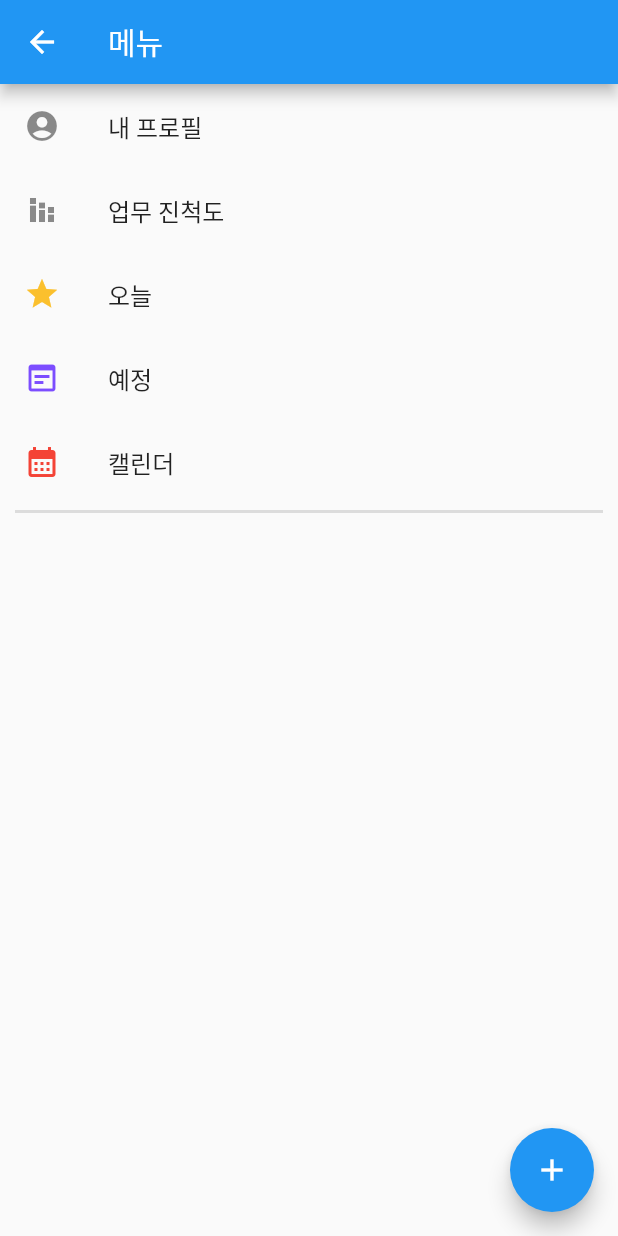
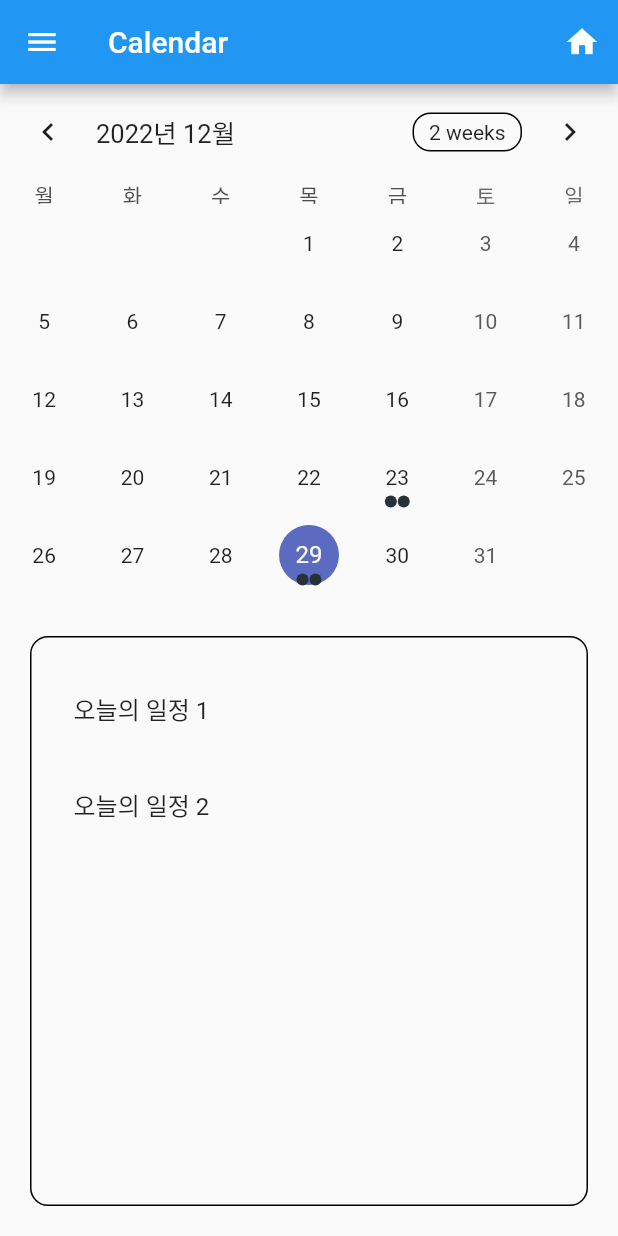
Before and after one commit to KastanEr/To-do-List-App, a Flutter app: the MenuPage screen opened by its route, after a tap on "캘린더", on a phone screen of 412 x 824 dp. Run offline on Flutter 3.47's test engine with Material 2 defaults, Android fonts, the light colour scheme and no system bars; drawn by our look-alikes of table_calendar; our stand-ins replace cloud_firestore, firebase_core; accounts and stored records are empty.

Commit message:
add_calender

```diff
--- /dev/null
+++ b/lib/calender.dart
@@ -0,0 +1,194 @@
+// Copyright 2019 Aleksander Woźniak
+// SPDX-License-Identifier: Apache-2.0
+
+import 'package:flutter/material.dart';
+import 'package:table_calendar/table_calendar.dart';
+import 'package:todolist/home.dart';
+import 'package:todolist/menu.dart';
+
+import 'package:todolist/calender/util.dart';
+
+class CalendarPage extends StatefulWidget {
+  @override
+  _CalendarPageState createState() => _CalendarPageState();
+}
+
+class _CalendarPageState extends State<CalendarPage> {
+  late final ValueNotifier<List<Event>> _selectedEvents;
+  CalendarFormat _calendarFormat = CalendarFormat.month;
+  RangeSelectionMode _rangeSelectionMode = RangeSelectionMode
+      .toggledOff; // Can be toggled on/off by longpressing a date
+  DateTime _focusedDay = DateTime.now();
+  DateTime? _selectedDay;
+  DateTime? _rangeStart;
+  DateTime? _rangeEnd;
+
+  @override
+  void initState() {
+    super.initState();
+
+    _selectedDay = _focusedDay;
+    _selectedEvents = ValueNotifier(_getEventsForDay(_selectedDay!));
+  }
+
+  @override
+  void dispose() {
+    _selectedEvents.dispose();
+    super.dispose();
+  }
+
+  List<Event> _getEventsForDay(DateTime day) {
+    // Implementation example
+    return kEvents[day] ?? [];
+  }
+
+  List<Event> _getEventsForRange(DateTime start, DateTime end) {
+    // Implementation example
+    final days = daysInRange(start, end);
+
+    return [
+      for (final d in days) ..._getEventsForDay(d),
+    ];
+  }
+
+  void _onDaySelected(DateTime selectedDay, DateTime focusedDay) {
+    if (!isSameDay(_selectedDay, selectedDay)) {
+      setState(() {
+        _selectedDay = selectedDay;
+        _focusedDay = focusedDay;
+        _rangeStart = null; // Important to clean those
+        _rangeEnd = null;
+        _rangeSelectionMode = RangeSelectionMode.toggledOff;
+      });
+
+      _selectedEvents.value = _getEventsForDay(selectedDay);
+    }
+  }
+
+  void _onRangeSelected(DateTime? start, DateTime? end, DateTime focusedDay) {
+    setState(() {
+      _selectedDay = null;
+      _focusedDay = focusedDay;
+      _rangeStart = start;
+      _rangeEnd = end;
+      _rangeSelectionMode = RangeSelectionMode.toggledOn;
+    });
+
+    // `start` or `end` could be null
+    if (start != null && end != null) {
+      _selectedEvents.value = _getEventsForRange(start, end);
+    } else if (start != null) {
+      _selectedEvents.value = _getEventsForDay(start);
+    } else if (end != null) {
+      _selectedEvents.value = _getEventsForDay(end);
+    }
+  }
+
+  @override
+  Widget build(BuildContext context) {
+    return Scaffold(
+      appBar: AppBar(
+        leading: IconButton(
+          icon: const Icon(
+            Icons.menu,
+            semanticLabel: 'menu',
+          ),
+          onPressed: () {
+            Navigator.push(
+              context,
+              MaterialPageRoute(builder: (context) => const MenuPage()),
+            );
+          },
+        ),
+        title: Text('Calendar'),
+
+        actions: <Widget> [
+          IconButton(
+            icon: const Icon(
+              Icons.home,
+              semanticLabel: 'home',
+            ),
+            onPressed: () {
+              print('home');
+              Navigator.push(
+                context,
+                MaterialPageRoute(builder: (context) => const HomePage()),
+              );
+            },
+          ),
+        ],
+      ),
+      body: Column(
+        children: [
+          TableCalendar<Event>(
+            locale: 'ko_KR',
+            firstDay: kFirstDay,
+            lastDay: kLastDay,
+            focusedDay: _focusedDay,
+            selectedDayPredicate: (day) => isSameDay(_selectedDay, day),
+            rangeStartDay: _rangeStart,
+            rangeEndDay: _rangeEnd,
+            calendarFormat: _calendarFormat,
+            rangeSelectionMode: _rangeSelectionMode,
+            eventLoader: _getEventsForDay,
+            startingDayOfWeek: StartingDayOfWeek.monday,
+            calendarStyle: CalendarStyle(
+              // Use `CalendarStyle` to customize the UI
+              outsideDaysVisible: false,
+            ),
+            onDaySelected: _onDaySelected,
+            onRangeSelected: _onRangeSelected,
+            onFormatChanged: (format) {
+              if (_calendarFormat != format) {
+                setState(() {
+                  _calendarFormat = format;
+                });
+              }
+            },
+            onPageChanged: (focusedDay) {
+              _focusedDay = focusedDay;
+            },
+          ),
+          const SizedBox(height: 8.0),
+          Expanded(
+
+              child:
+              Container(
+
+                margin: EdgeInsets.all(20),
+                padding: EdgeInsets.only(top: 15,bottom: 15),
+
+
+
+                decoration: BoxDecoration(
+                  border: Border.all(),
+                  borderRadius: BorderRadius.circular(12.0),
+                ),
+                child: ValueListenableBuilder<List<Event>>(
+                  valueListenable: _selectedEvents,
+                  builder: (context, value, _) {
+                    return ListView.builder(
+                      itemCount: value.length,
+                      itemBuilder: (context, index) {
+                        return Container(
+                          margin: const EdgeInsets.symmetric(
+                            horizontal: 12.0,
+                            vertical: 4.0,
+                          ),
+
+                          child: ListTile(
+                            onTap: () => print('${value[index]}'),
+                            title: Text('${value[index]}'),
+                          ),
+                        );
+                      },
+                    );
+                  },
+                ),
+              )
+          ),
+        ],
+      ),
+    );
+  }
+}
--- /dev/null
+++ b/lib/calender/util.dart
@@ -0,0 +1,66 @@
+// Copyright 2019 Aleksander Woźniak
+// SPDX-License-Identifier: Apache-2.0
+import 'dart:collection';
+import 'package:flutter/material.dart';
+import 'package:table_calendar/table_calendar.dart';
+
+/// Example event class.
+class Event {
+  final String title;
+
+  const Event(this.title);
+
+  @override
+  String toString() => title;
+}
+
+
+/// Example events.
+///
+/// Using a [LinkedHashMap] is highly recommended if you decide to use a map.
+final kEvents = LinkedHashMap<DateTime, List<Event>>(
+  equals: isSameDay,
+  hashCode: getHashCode,
+)..addAll(_kEventSource);
+
+
+
+List<Event> eventdetail = [Event('플러터'),Event('크리스마스'),];
+List<DateTime> kEventday = [DateTime(2022, 12, 23),DateTime(2022, 12, 25)];
+
+
+
+
+final _kEventSource = Map.fromIterable(
+    List.generate(eventdetail.length, (index) => index), //3은 전체 일정있는 날, index는 해당날짜의 todo 번호
+    key: (item) => kEventday[0], //날짜
+    value: (item) => eventdetail)
+//일정리스트
+  ..addAll({
+
+
+    kToday: [
+      Event('오늘의 일정 1'),
+      Event('오늘의 일정 2'),
+
+
+    ],
+  });
+
+int getHashCode(DateTime key) {
+  return key.day * 1000000 + key.month * 10000 + key.year;
+}
+
+/// Returns a list of [DateTime] objects from [first] to [last], inclusive.
+List<DateTime> daysInRange(DateTime first, DateTime last) {
+  final dayCount = last.difference(first).inDays + 1;
+  return List.generate(
+    dayCount,
+        (index) => DateTime.utc(first.year, first.month, first.day + index),
+  );
+}
+
+final kToday = DateTime.now();
+
+final kFirstDay = DateTime(kToday.year, kToday.month - 6, kToday.day);
+final kLastDay = DateTime(kToday.year, kToday.month + 6, kToday.day);
--- a/lib/main.dart
+++ b/lib/main.dart
@@ -2,10 +2,12 @@ import 'package:flutter/material.dart';
 import 'package:firebase_core/firebase_core.dart';
 import 'firebase_options.dart';
 import 'app.dart';
+import 'package:intl/date_symbol_data_local.dart';
 
 void main() async {
   WidgetsFlutterBinding.ensureInitialized();
   await Firebase.initializeApp(options: DefaultFirebaseOptions.currentPlatform);
+  initializeDateFormatting().then((_) => runApp(TodoApp()));
 
   runApp(const TodoApp());
 }
--- a/lib/menu.dart
+++ b/lib/menu.dart
@@ -2,6 +2,7 @@ import 'package:flutter/material.dart';
 import 'package:todolist/model/todoproject.dart';
 import 'package:todolist/running.dart';
 import 'package:todolist/upcomming.dart';
+import 'calender.dart';
 import 'logineduser.dart';
 import 'firebasecontroller.dart';
 import 'dart:async';
@@ -113,6 +114,10 @@ Widget _builder(BuildContext context, AsyncSnapshot snapshot) {
       leading: const Icon(Icons.calendar_month, color: Colors.red,),
       title: const Text('캘린더'),
       onTap: () {
+        Navigator.push(
+          context,
+          MaterialPageRoute(builder: (context) => CalendarPage()),
+        );
       },
     ),
 
--- a/pubspec.yaml
+++ b/pubspec.yaml
@@ -31,6 +31,7 @@ environment:
 dependencies:
   flutter:
     sdk: flutter
+  table_calendar: ^3.0.8
 
 
   # The following adds the Cupertino Icons font to your application.
@@ -38,7 +39,7 @@ dependencies:
   cupertino_icons: ^1.0.2
   firebase_core: ^2.4.0
   cloud_firestore: ^4.3.0
-  intl: ^0.18.0
+  intl: ^0.17.0
 
 dev_dependencies:
   flutter_test:
```
Also changed, not shown: pubspec.lock.
